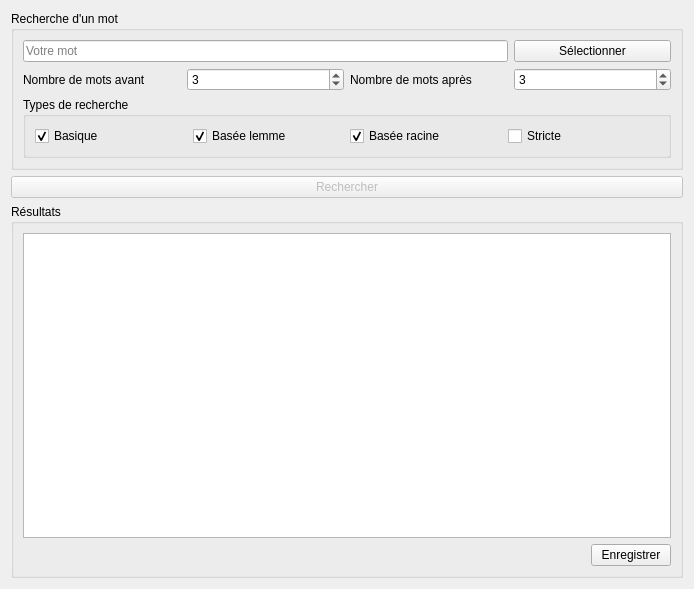
Above: GUI/ConcordanceTab.ui from Hamza5/TALN-Quran before the change. Below: the same form after it.
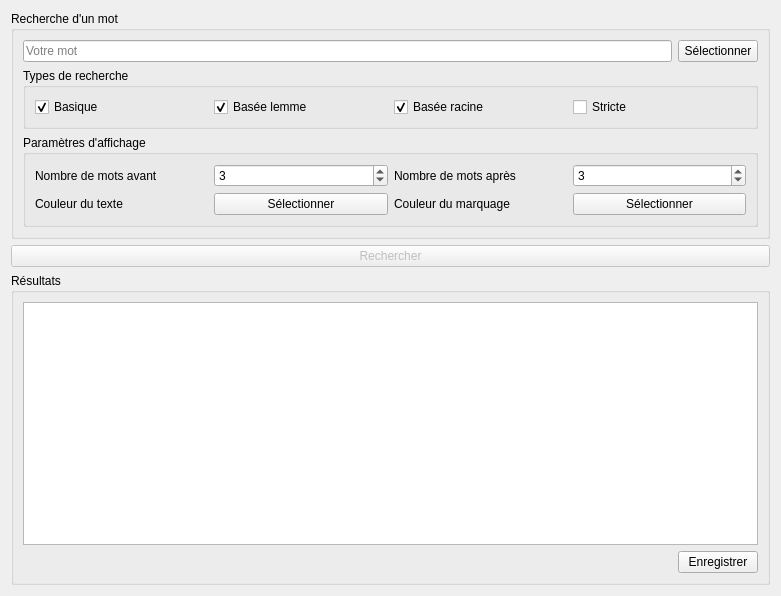
That is the form after the change.

Commit message: Ajouter la selection des couleurs dans le concordanceur

Diff of the .ui file:
```diff
--- a/GUI/ConcordanceTab.ui
+++ b/GUI/ConcordanceTab.ui
@@ -6,8 +6,8 @@
    <rect>
     <x>0</x>
     <y>0</y>
-    <width>694</width>
-    <height>589</height>
+    <width>781</width>
+    <height>596</height>
    </rect>
   </property>
   <property name="windowTitle">
@@ -22,34 +22,31 @@
      <property name="title">
       <string>Recherche d'un mot</string>
      </property>
+     <layout class="QGridLayout" name="gridLayout_2">
+      <item row="0" column="1">
+       <widget class="QPushButton" name="concordanceSourceSelectPushButton">
+        <property name="text">
+         <string>Sélectionner</string>
+        </property>
+        <property name="autoDefault">
+         <bool>false</bool>
+        </property>
+       </widget>
+      </item>
+      <item row="0" column="0">
+       <widget class="QLineEdit" name="concordanceSourceLineEdit">
+        <property name="placeholderText">
+         <string>Votre mot</string>
+        </property>
+       </widget>
+      </item>
+      <item row="3" column="0" colspan="2">
+       <widget class="QGroupBox" name="concordanceSourceDisplayParametersGroupBox">
+        <property name="title">
+         <string>Paramètres d'affichage</string>
+        </property>
      <layout class="QGridLayout" name="gridLayout">
-      <item row="2" column="0">
-       <widget class="QLabel" name="concordanceSourceWordsBeforeLabel">
-        <property name="sizePolicy">
-         <sizepolicy hsizetype="Preferred" vsizetype="Preferred">
-          <horstretch>0</horstretch>
-          <verstretch>0</verstretch>
-         </sizepolicy>
-        </property>
-        <property name="text">
-         <string>Nombre de mots avant</string>
-        </property>
-       </widget>
-      </item>
-      <item row="2" column="3">
-       <widget class="QSpinBox" name="concordanceSourceWordsAfterSpinBox">
-        <property name="minimum">
-         <number>0</number>
-        </property>
-        <property name="maximum">
-         <number>20</number>
-        </property>
-        <property name="value">
-         <number>3</number>
-        </property>
-       </widget>
-      </item>
-      <item row="2" column="2">
+         <item row="0" column="2">
        <widget class="QLabel" name="concordanceSourceWordsAfterLabel">
         <property name="sizePolicy">
          <sizepolicy hsizetype="Preferred" vsizetype="Preferred">
@@ -62,7 +59,7 @@
         </property>
        </widget>
       </item>
-      <item row="2" column="1">
+         <item row="0" column="1">
        <widget class="QSpinBox" name="concordanceSourceWordsBeforeSpinBox">
         <property name="minimum">
          <number>0</number>
@@ -75,24 +72,76 @@
         </property>
        </widget>
       </item>
-      <item row="0" column="0" colspan="3">
-       <widget class="QLineEdit" name="concordanceSourceLineEdit">
-        <property name="placeholderText">
-         <string>Votre mot</string>
+         <item row="0" column="0">
+          <widget class="QLabel" name="concordanceSourceWordsBeforeLabel">
+           <property name="sizePolicy">
+            <sizepolicy hsizetype="Preferred" vsizetype="Preferred">
+             <horstretch>0</horstretch>
+             <verstretch>0</verstretch>
+            </sizepolicy>
+           </property>
+           <property name="text">
+            <string>Nombre de mots avant</string>
         </property>
        </widget>
       </item>
       <item row="0" column="3">
-       <widget class="QPushButton" name="concordanceSourceSelectPushButton">
+          <widget class="QSpinBox" name="concordanceSourceWordsAfterSpinBox">
+           <property name="minimum">
+            <number>0</number>
+           </property>
+           <property name="maximum">
+            <number>20</number>
+           </property>
+           <property name="value">
+            <number>3</number>
+           </property>
+          </widget>
+         </item>
+         <item row="1" column="0">
+          <widget class="QLabel" name="concordanceSourceFontColorLabel">
         <property name="text">
+            <string>Couleur du texte</string>
+           </property>
+          </widget>
+         </item>
+         <item row="1" column="2">
+          <widget class="QLabel" name="concordanceSourceBackgroundColorLabel">
+           <property name="text">
+            <string>Couleur du marquage</string>
+           </property>
+          </widget>
+         </item>
+         <item row="1" column="1">
+          <widget class="QPushButton" name="concordanceSourceFontColorPushButton">
+           <property name="text">
          <string>Sélectionner</string>
         </property>
-        <property name="autoDefault">
-         <bool>false</bool>
+          </widget>
+         </item>
+         <item row="1" column="3">
+          <widget class="QPushButton" name="concordanceSourceBackgroundColorPushButton">
+           <property name="text">
+            <string>Sélectionner</string>
         </property>
        </widget>
       </item>
-      <item row="3" column="0" colspan="4">
+        </layout>
+        <zorder>concordanceSourceWordsAfterSpinBox</zorder>
+        <zorder>concordanceSourceWordsBeforeSpinBox</zorder>
+        <zorder>concordanceSourceWordsBeforeLabel</zorder>
+        <zorder>concordanceSourceWordsAfterLabel</zorder>
+        <zorder>concordanceSourceWordsAfterSpinBox</zorder>
+        <zorder>concordanceSourceWordsBeforeSpinBox</zorder>
+        <zorder>concordanceSourceWordsBeforeLabel</zorder>
+        <zorder>concordanceSourceWordsAfterLabel</zorder>
+        <zorder>concordanceSourceFontColorLabel</zorder>
+        <zorder>concordanceSourceBackgroundColorLabel</zorder>
+        <zorder>concordanceSourceFontColorPushButton</zorder>
+        <zorder>concordanceSourceBackgroundColorPushButton</zorder>
+       </widget>
+      </item>
+      <item row="2" column="0" colspan="2">
        <widget class="QGroupBox" name="concordanceSourceSearchTypesGroupBox">
         <property name="title">
          <string>Types de recherche</string>
```
Lines whose indentation alone changed are shown as unchanged. The commit also changes 2 other files.
